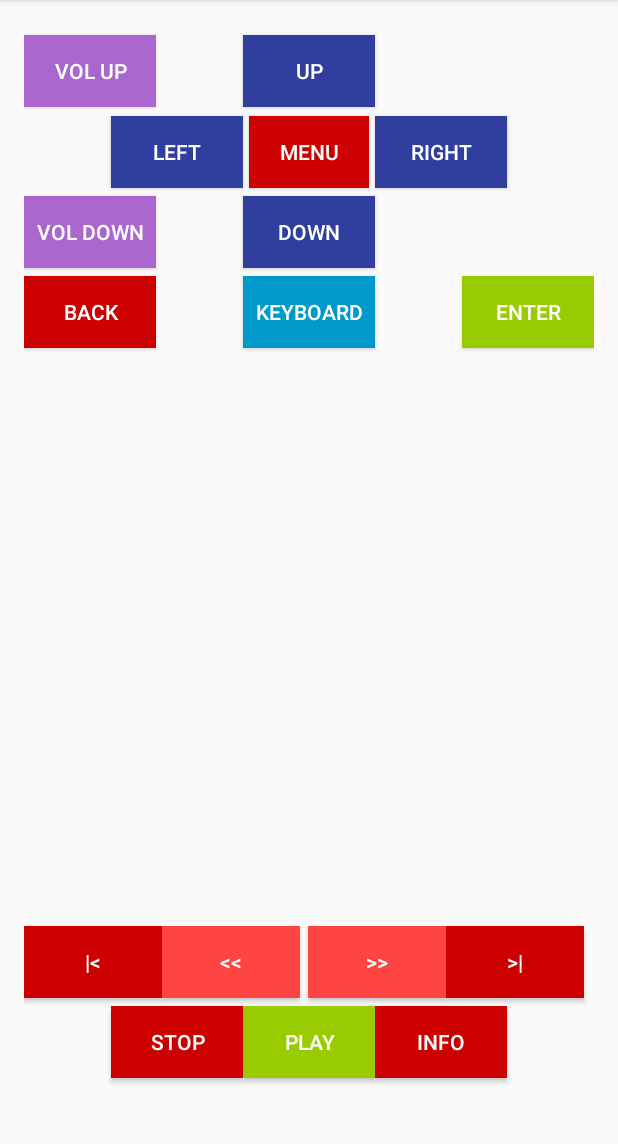
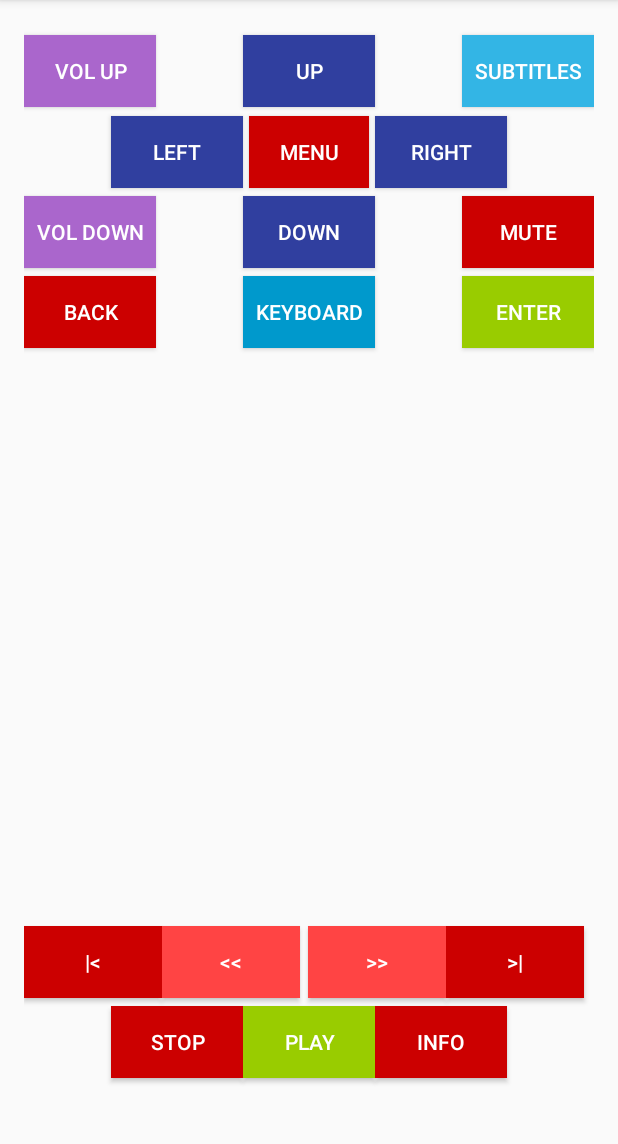
Before and after one commit to avbox/mediabox, an Android app: the screen it shows after launch (RemoteActivity), on a phone screen of 412 x 824 dp, the part 84-1228 px from its top. Run offline under Robolectric (Android 15) with nearby library versions, the phone set to English and light mode, and no system bars.

Commit message:
android: Add SUBTITLES and MUTE buttons to remote

```diff
--- a/android/remote/app/src/main/res/layout/activity_remote.xml
+++ b/android/remote/app/src/main/res/layout/activity_remote.xml
@@ -232,4 +232,29 @@
         android:background="@android:color/holo_purple"
         android:textColor="#ffffff"
         android:onClick="onButtonPressed"/>
+
+    <Button
+        android:text="SUBTITLES"
+        android:layout_width="wrap_content"
+        android:layout_height="wrap_content"
+        android:id="@+id/btnSubtitles"
+        android:background="@android:color/holo_blue_light"
+        android:textColor="@android:color/background_light"
+        android:layout_alignBaseline="@+id/btnUp"
+        android:layout_alignBottom="@+id/btnUp"
+        android:layout_alignParentRight="true"
+        android:layout_alignParentEnd="true"
+        android:onClick="onButtonPressed"/>
+
+    <Button
+        android:text="MUTE"
+        android:layout_width="wrap_content"
+        android:layout_height="wrap_content"
+        android:layout_alignTop="@+id/btnDown"
+        android:layout_alignParentRight="true"
+        android:layout_alignParentEnd="true"
+        android:id="@+id/btnMute"
+        android:background="@android:color/holo_red_dark"
+        android:textColor="@android:color/background_light"
+        android:onClick="onButtonPressed"/>
 </RelativeLayout>
```
Also changed, not shown: android/remote/app/src/main/java/com/mediabox/mediaboxremote/RemoteActivity.java (+8 -0 lines), 2 other files.
